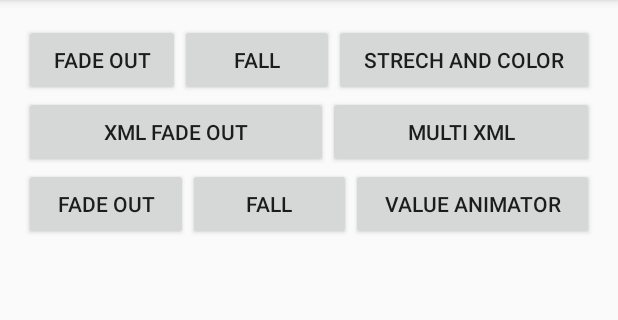
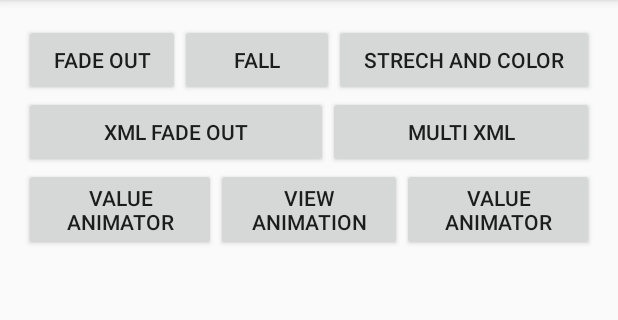
Before and after one commit to eguegan/w3d4-animations-test, an Android app: the screen it shows after launch (MainActivity), on a phone screen of 412 x 824 dp, the part 84-404 px from its top. Run offline under Robolectric (Android 15) with nearby library versions, the phone set to English and light mode, and no system bars.

Commit message:
Add Animation with ViewAnimation

```diff
--- /dev/null
+++ b/app/src/main/res/anim/fade_out.xml
@@ -0,0 +1,9 @@
+<?xml version="1.0" encoding="utf-8"?>
+<set xmlns:android="http://schemas.android.com/apk/res/android"
+    android:fillAfter="true" >
+    <alpha
+        android:duration="1000"
+        android:interpolator="@android:anim/accelerate_interpolator"
+        android:fromAlpha="1.0"
+        android:toAlpha="0.0" />
+</set>
--- a/app/src/main/res/layout/activity_main.xml
+++ b/app/src/main/res/layout/activity_main.xml
@@ -70,22 +70,22 @@
             android:id="@+id/btn_6"
             android:layout_width="wrap_content"
             android:layout_height="match_parent"
-            android:text="Fade Out"
-            android:onClick="fadeOut"
+            android:text="Value Animator"
+            android:onClick="valueAnimator"
             android:layout_weight="1"/>
         <Button
             android:id="@+id/btn_7"
             android:layout_width="wrap_content"
             android:layout_height="match_parent"
-            android:text="Fall"
-            android:onClick="fall"
+            android:text="View Animation"
+            android:onClick="viewAnimation"
             android:layout_weight="1"/>
         <Button
             android:id="@+id/btn_8"
             android:layout_width="wrap_content"
             android:layout_height="match_parent"
             android:text="Value Animator"
-            android:onClick="strechAndColor"
+            android:onClick="startValueAnimator"
             android:layout_weight="1"/>
 
     </LinearLayout>
```
Also changed, not shown: app/src/main/java/com/example/admin/w3d4animations/MainActivity.java (+53 -0 lines).
